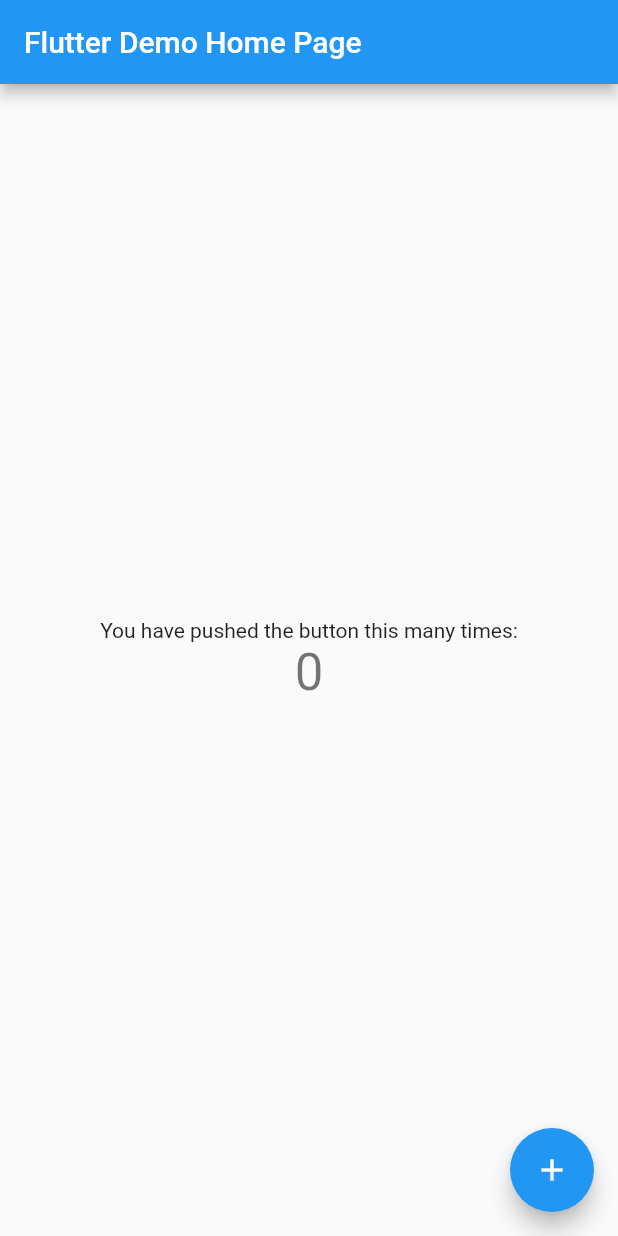
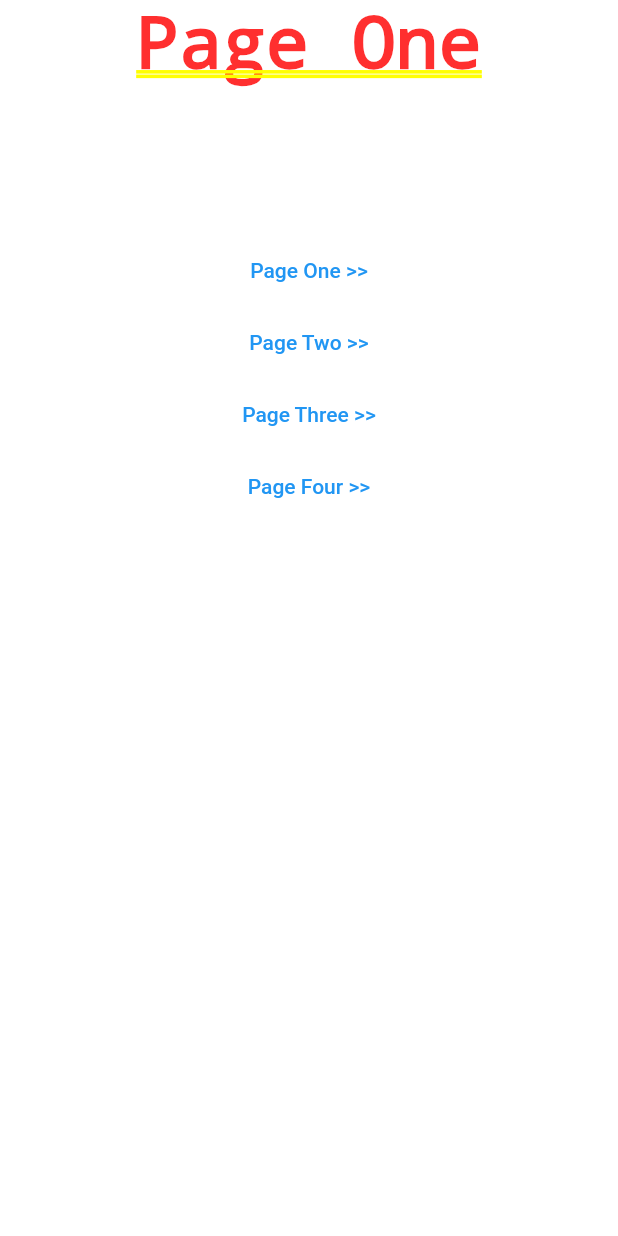
Before and after one commit to erickharano/kiosk_flutter_test, a Flutter app: the screen it shows after launch, on a phone screen of 412 x 824 dp. Run offline on Flutter 3.47's test engine with Material 2 defaults, Android fonts, the phone set to English and light mode, and no system bars; our stand-ins replace flutter_modular.

Commit message:
set transition pages

```diff
--- /dev/null
+++ b/lib/app/app_widget.dart
@@ -0,0 +1,13 @@
+import 'package:flutter/material.dart';
+import 'package:flutter_modular/flutter_modular.dart';
+
+class AppWidget extends StatelessWidget {
+  const AppWidget({Key? key}) : super(key: key);
+
+  @override
+  Widget build(BuildContext context) {
+    return const MaterialApp(
+      title: "Kiosk Flutter",
+    ).modular();
+  }
+}
--- /dev/null
+++ b/lib/app/modules/design_system/design_system_module.dart
@@ -0,0 +1,16 @@
+import 'package:flutter_modular/flutter_modular.dart';
+
+import 'pages/page_four.dart';
+import 'pages/page_one.dart';
+import 'pages/page_three.dart';
+import 'pages/page_two.dart';
+
+class DesignSystemModule extends Module {
+  @override
+  List<ModularRoute> get routes => [
+        ChildRoute("/", child: (context, args) => const PageOne()),
+        ChildRoute("/three", child: (context, args) => const PageThree()),
+        ChildRoute("/two", child: (context, args) => const PageTwo()),
+        ChildRoute("/four", child: (context, args) => const PageFour()),
+      ];
+}
--- /dev/null
+++ b/lib/app/modules/design_system/pages/page_one.dart
@@ -0,0 +1,40 @@
+import 'package:flutter/material.dart';
+import 'package:flutter_modular/flutter_modular.dart';
+
+class PageOne extends StatelessWidget {
+  const PageOne({Key? key}) : super(key: key);
+
+  @override
+  Widget build(BuildContext context) {
+    return Column(
+      children: [
+        const Text("Page One"),
+        const SizedBox(height: 100),
+        TextButton(
+          onPressed: () {
+            Modular.to.pushReplacementNamed("/");
+          },
+          child: const Text("Page One >>"),
+        ),
+        TextButton(
+          onPressed: () {
+            Modular.to.pushReplacementNamed("/two");
+          },
+          child: const Text("Page Two >>"),
+        ),
+        TextButton(
+          onPressed: () {
+            Modular.to.pushReplacementNamed("/three");
+          },
+          child: const Text("Page Three >>"),
+        ),
+        TextButton(
+          onPressed: () {
+            Modular.to.pushReplacementNamed("/four");
+          },
+          child: const Text("Page Four >>"),
+        ),
+      ],
+    );
+  }
+}
--- a/lib/main.dart
+++ b/lib/main.dart
@@ -1,115 +1,12 @@
 import 'package:flutter/material.dart';
+import 'package:flutter_modular/flutter_modular.dart';
+
+import 'app/app_widget.dart';
+import 'app/app_module.dart';
 
 void main() {
-  runApp(const MyApp());
+  runApp(ModularApp(
+    child: const AppWidget(),
+    module: AppModule(),
+  ));
 }
-
-class MyApp extends StatelessWidget {
-  const MyApp({Key? key}) : super(key: key);
-
-  // This widget is the root of your application.
-  @override
-  Widget build(BuildContext context) {
-    return MaterialApp(
-      title: 'Flutter Demo',
-      theme: ThemeData(
-        // This is the theme of your application.
-        //
-        // Try running your application with "flutter run". You'll see the
-        // application has a blue toolbar. Then, without quitting the app, try
-        // changing the primarySwatch below to Colors.green and then invoke
-        // "hot reload" (press "r" in the console where you ran "flutter run",
-        // or simply save your changes to "hot reload" in a Flutter IDE).
-        // Notice that the counter didn't reset back to zero; the application
-        // is not restarted.
-        primarySwatch: Colors.blue,
-      ),
-      home: const MyHomePage(title: 'Flutter Demo Home Page'),
-    );
-  }
-}
-
-class MyHomePage extends StatefulWidget {
-  const MyHomePage({Key? key, required this.title}) : super(key: key);
-
-  // This widget is the home page of your application. It is stateful, meaning
-  // that it has a State object (defined below) that contains fields that affect
-  // how it looks.
-
-  // This class is the configuration for the state. It holds the values (in this
-  // case the title) provided by the parent (in this case the App widget) and
-  // used by the build method of the State. Fields in a Widget subclass are
-  // always marked "final".
-
-  final String title;
-
-  @override
-  State<MyHomePage> createState() => _MyHomePageState();
-}
-
-class _MyHomePageState extends State<MyHomePage> {
-  int _counter = 0;
-
-  void _incrementCounter() {
-    setState(() {
-      // This call to setState tells the Flutter framework that something has
-      // changed in this State, which causes it to rerun the build method below
-      // so that the display can reflect the updated values. If we changed
-      // _counter without calling setState(), then the build method would not be
-      // called again, and so nothing would appear to happen.
-      _counter++;
-    });
-  }
-
-  @override
-  Widget build(BuildContext context) {
-    // This method is rerun every time setState is called, for instance as done
-    // by the _incrementCounter method above.
-    //
-    // The Flutter framework has been optimized to make rerunning build methods
-    // fast, so that you can just rebuild anything that needs updating rather
-    // than having to individually change instances of widgets.
-    return Scaffold(
-      appBar: AppBar(
-        // Here we take the value from the MyHomePage object that was created by
-        // the App.build method, and use it to set our appbar title.
-        title: Text(widget.title),
-      ),
-      body: Center(
-        // Center is a layout widget. It takes a single child and positions it
-        // in the middle of the parent.
-        child: Column(
-          // Column is also a layout widget. It takes a list of children and
-          // arranges them vertically. By default, it sizes itself to fit its
-          // children horizontally, and tries to be as tall as its parent.
-          //
-          // Invoke "debug painting" (press "p" in the console, choose the
-          // "Toggle Debug Paint" action from the Flutter Inspector in Android
-          // Studio, or the "Toggle Debug Paint" command in Visual Studio Code)
-          // to see the wireframe for each widget.
-          //
-          // Column has various properties to control how it sizes itself and
-          // how it positions its children. Here we use mainAxisAlignment to
-          // center the children vertically; the main axis here is the vertical
-          // axis because Columns are vertical (the cross axis would be
-          // horizontal).
-          mainAxisAlignment: MainAxisAlignment.center,
-          children: <Widget>[
-            const Text(
-              'You have pushed the button this many times:',
-            ),
-            Text(
-              '$_counter',
-              style: Theme.of(context).textTheme.headline4,
-            ),
-          ],
-        ),
-      ),
-      floatingActionButton: FloatingActionButton(
-        onPressed: _incrementCounter,
-        tooltip: 'Increment',
-        child: const Icon(Icons.add),
-      ), // This trailing comma makes auto-formatting nicer for build methods.
-    );
-  }
-}
```
Also changed, not shown: lib/app/app_module.dart (added, +12 -0 lines), lib/app/modules/design_system/pages/page_four.dart (added, +30 -0 lines), lib/app/modules/design_system/pages/page_three.dart (added, +30 -0 lines), lib/app/modules/design_system/pages/page_two.dart (added, +19 -0 lines), pubspec.yaml (+1 -63 lines), lib/app/modules/app_module.dart (deleted), pubspec.lock.
